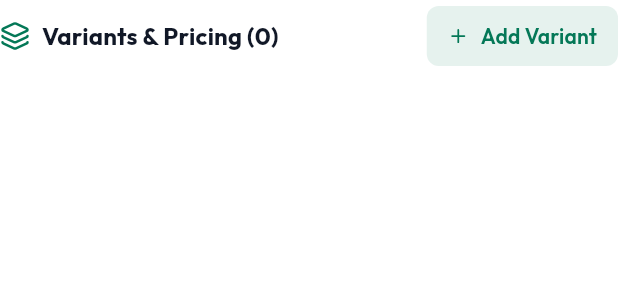
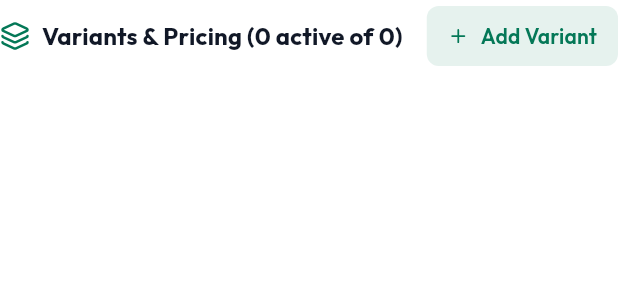
Before and after one commit to IHKodifier/kloudshop, a Flutter app: the ProductVariantsSection widget shown alone on an empty page, opened directly with empty values, on a phone screen of 412 x 824 dp. Shown: the top 300 px of the screen. Run offline on Flutter 3.47's test engine with Material 3 defaults, Android fonts, the phone set to English and light mode, and no system bars; our stand-ins replace firebase_auth, firebase_core, fl_chart, flutter_colorpicker, flutter_riverpod, google_fonts and 5 more; missing offline and left inert: dart:html, desktop_drop, rich_field_controller; accounts and stored records are empty; network calls fail.

Commit message:
Show both active and total variant counts in section header

```diff
--- a/frontend/lib/widgets/product/product_variants_section.dart
+++ b/frontend/lib/widgets/product/product_variants_section.dart
@@ -37,6 +37,9 @@ class _ProductVariantsSectionState extends State<ProductVariantsSection> {
   Widget build(BuildContext context) {
     final theme = Theme.of(context);
     final isDark = theme.brightness == Brightness.dark;
+    final activeCount =
+        widget.variants.where((v) => v['is_active'] ?? true).length;
+    final totalCount = widget.variants.length;
 
     return Column(
       crossAxisAlignment: CrossAxisAlignment.start,
@@ -53,7 +56,7 @@ class _ProductVariantsSectionState extends State<ProductVariantsSection> {
                 ),
                 const SizedBox(width: 8),
                 Text(
-                  'Variants & Pricing (${widget.variants.length})',
+                  'Variants & Pricing ($activeCount active of $totalCount)',
                   style: theme.textTheme.titleMedium?.copyWith(
                     fontWeight: FontWeight.bold,
                   ),
```
Also changed, not shown: 1 other file.
